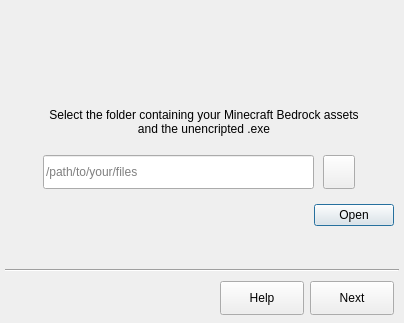
This is src/ui/start.ui in mr-dexter-ssj/bedrock-launcher-linux as Qt 5 draws it before an edit. The edited form follows.
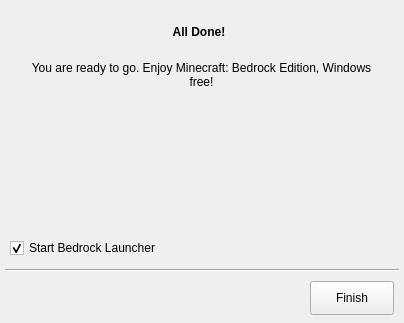
This is the edited form. Icons and pictures are not drawn.

Commit message: Update Install Wizard's .ui file that was accidentaly left behind in the last commit

Patch:
```diff
--- a/src/ui/start.ui
+++ b/src/ui/start.ui
@@ -23,7 +23,7 @@
     </rect>
    </property>
    <property name="currentIndex">
-    <number>1</number>
+    <number>4</number>
    </property>
    <widget class="QWidget" name="page">
     <widget class="QLabel" name="welcomeLabel">
@@ -118,9 +118,9 @@
      <property name="geometry">
       <rect>
        <x>43</x>
-       <y>155</y>
-       <width>271</width>
-       <height>34</height>
+       <y>157</y>
+       <width>256</width>
+       <height>32</height>
       </rect>
      </property>
      <property name="toolTip">
@@ -133,59 +133,6 @@
       <string>/path/to/your/files</string>
      </property>
     </widget>
-    <widget class="QPushButton" name="setupFilesRequesterSelectButton">
-     <property name="geometry">
-      <rect>
-       <x>323</x>
-       <y>155</y>
-       <width>32</width>
-       <height>34</height>
-      </rect>
-     </property>
-     <property name="sizePolicy">
-      <sizepolicy hsizetype="Expanding" vsizetype="Fixed">
-       <horstretch>0</horstretch>
-       <verstretch>0</verstretch>
-      </sizepolicy>
-     </property>
-     <property name="toolTip">
-      <string>&lt;html&gt;&lt;head/&gt;&lt;body&gt;&lt;p&gt;&lt;img src=&quot;:/default/document-open.svg&quot;/&gt;&lt;/p&gt;&lt;/body&gt;&lt;/html&gt;</string>
-     </property>
-     <property name="layoutDirection">
-      <enum>Qt::LayoutDirection::LeftToRight</enum>
-     </property>
-     <property name="autoFillBackground">
-      <bool>false</bool>
-     </property>
-     <property name="styleSheet">
-      <string notr="true">setupFilesRequesterSelectButton {
-	stretchurl(:/default/document-open.svg)
-}</string>
-     </property>
-     <property name="inputMethodHints">
-      <set>Qt::InputMethodHint::ImhNone</set>
-     </property>
-     <property name="text">
-      <string/>
-     </property>
-     <property name="icon">
-      <iconset>
-       <normalon>:/default/document-open.svg</normalon>
-      </iconset>
-     </property>
-     <property name="iconSize">
-      <size>
-       <width>16</width>
-       <height>16</height>
-      </size>
-     </property>
-     <property name="checkable">
-      <bool>false</bool>
-     </property>
-     <property name="autoRepeat">
-      <bool>false</bool>
-     </property>
-    </widget>
     <widget class="QLabel" name="descLabel">
      <property name="geometry">
       <rect>
@@ -268,9 +215,9 @@
      <property name="geometry">
       <rect>
        <x>302</x>
-       <y>198</y>
-       <width>92</width>
-       <height>34</height>
+       <y>151</y>
+       <width>79</width>
+       <height>44</height>
       </rect>
      </property>
      <property name="standardButtons">
@@ -433,19 +380,181 @@
     <widget class="QLabel" name="label_4">
      <property name="geometry">
       <rect>
-       <x>24</x>
-       <y>49</y>
+       <x>16</x>
+       <y>53</y>
+       <width>81</width>
+       <height>20</height>
+      </rect>
+     </property>
+     <property name="text">
+      <string>&lt;html&gt;&lt;head/&gt;&lt;body&gt;&lt;p align=&quot;center&quot;&gt;Progress:&lt;/p&gt;&lt;/body&gt;&lt;/html&gt;</string>
+     </property>
+     <property name="wordWrap">
+      <bool>true</bool>
+     </property>
+    </widget>
+    <widget class="QTextEdit" name="textEdit">
+     <property name="geometry">
+      <rect>
+       <x>27</x>
+       <y>80</y>
+       <width>333</width>
+       <height>148</height>
+      </rect>
+     </property>
+     <property name="readOnly">
+      <bool>true</bool>
+     </property>
+     <property name="placeholderText">
+      <string>Starting...</string>
+     </property>
+    </widget>
+    <widget class="QProgressBar" name="progressBar">
+     <property name="geometry">
+      <rect>
+       <x>27</x>
+       <y>239</y>
+       <width>373</width>
+       <height>23</height>
+      </rect>
+     </property>
+     <property name="value">
+      <number>0</number>
+     </property>
+    </widget>
+    <widget class="QPushButton" name="nextButton_3">
+     <property name="geometry">
+      <rect>
+       <x>310</x>
+       <y>281</y>
+       <width>84</width>
+       <height>34</height>
+      </rect>
+     </property>
+     <property name="text">
+      <string>Cancel</string>
+     </property>
+     <property name="icon">
+      <iconset resource="../assets/icons.qrc">
+       <normaloff>:/default/dialog-cancel.svg</normaloff>:/default/dialog-cancel.svg</iconset>
+     </property>
+     <property name="iconSize">
+      <size>
+       <width>16</width>
+       <height>16</height>
+      </size>
+     </property>
+     <property name="checkable">
+      <bool>false</bool>
+     </property>
+     <property name="checked">
+      <bool>false</bool>
+     </property>
+     <property name="default">
+      <bool>false</bool>
+     </property>
+     <property name="flat">
+      <bool>false</bool>
+     </property>
+    </widget>
+   </widget>
+   <widget class="QWidget" name="page_6">
+    <widget class="Line" name="line_4">
+     <property name="geometry">
+      <rect>
+       <x>5</x>
+       <y>260</y>
+       <width>394</width>
+       <height>20</height>
+      </rect>
+     </property>
+     <property name="orientation">
+      <enum>Qt::Orientation::Horizontal</enum>
+     </property>
+    </widget>
+    <widget class="QLabel" name="label_7">
+     <property name="geometry">
+      <rect>
+       <x>151</x>
+       <y>23</y>
+       <width>96</width>
+       <height>18</height>
+      </rect>
+     </property>
+     <property name="text">
+      <string>&lt;html&gt;&lt;head/&gt;&lt;body&gt;&lt;p align=&quot;center&quot;&gt;&lt;span style=&quot; font-weight:700;&quot;&gt;All Done!&lt;/span&gt;&lt;/p&gt;&lt;/body&gt;&lt;/html&gt;</string>
+     </property>
+    </widget>
+    <widget class="QLabel" name="label_8">
+     <property name="geometry">
+      <rect>
+       <x>22</x>
+       <y>51</y>
        <width>359</width>
-       <height>36</height>
+       <height>49</height>
       </rect>
      </property>
      <property name="text">
-      <string>&lt;html&gt;&lt;head/&gt;&lt;body&gt;&lt;p align=&quot;center&quot;&gt;Review what will be downloaded and configured. Once you're done, click next.&lt;/p&gt;&lt;/body&gt;&lt;/html&gt;</string>
+      <string>&lt;html&gt;&lt;head/&gt;&lt;body&gt;&lt;p align=&quot;center&quot;&gt;You are ready to go. Enjoy Minecraft: Bedrock Edition, Windows free!&lt;/p&gt;&lt;/body&gt;&lt;/html&gt;</string>
      </property>
      <property name="wordWrap">
       <bool>true</bool>
      </property>
     </widget>
+    <widget class="QCheckBox" name="checkBox_2">
+     <property name="geometry">
+      <rect>
+       <x>10</x>
+       <y>237</y>
+       <width>372</width>
+       <height>22</height>
+      </rect>
+     </property>
+     <property name="text">
+      <string>Start Bedrock Launcher</string>
+     </property>
+     <property name="checkable">
+      <bool>true</bool>
+     </property>
+     <property name="checked">
+      <bool>true</bool>
+     </property>
+    </widget>
+    <widget class="QPushButton" name="nextButton_4">
+     <property name="geometry">
+      <rect>
+       <x>310</x>
+       <y>281</y>
+       <width>84</width>
+       <height>34</height>
+      </rect>
+     </property>
+     <property name="text">
+      <string>Finish</string>
+     </property>
+     <property name="icon">
+      <iconset resource="../assets/icons.qrc">
+       <normaloff>:/default/dialog-ok.svg</normaloff>:/default/dialog-ok.svg</iconset>
+     </property>
+     <property name="iconSize">
+      <size>
+       <width>16</width>
+       <height>16</height>
+      </size>
+     </property>
+     <property name="checkable">
+      <bool>false</bool>
+     </property>
+     <property name="checked">
+      <bool>false</bool>
+     </property>
+     <property name="default">
+      <bool>false</bool>
+     </property>
+     <property name="flat">
+      <bool>false</bool>
+     </property>
+    </widget>
    </widget>
    <widget class="QWidget" name="page_3">
     <widget class="Line" name="line_2">
```
Left out of the diff: 16 changed lines with no effect on the pictures.
